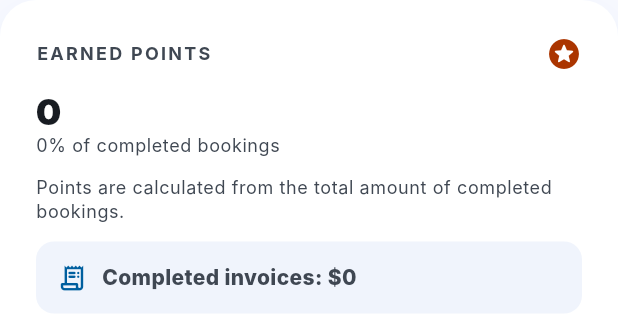
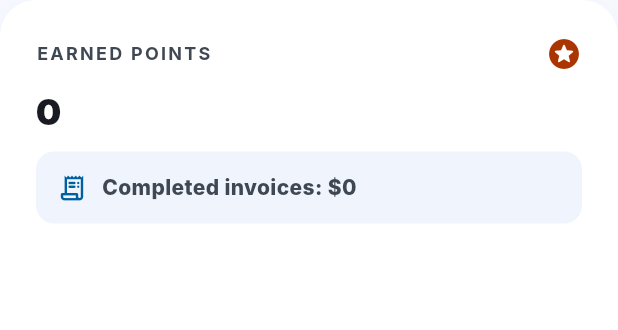
Before and after one commit to tranchienthang30/trip_wise, a Flutter app: the _LoyaltyPointsCard widget shown alone on an empty page, opened directly with empty values, on a phone screen of 412 x 824 dp. Shown: the top 330 px of the screen. Run offline on Flutter 3.47's test engine with Material 3 defaults, Android fonts, the phone set to English and light mode, and no system bars; our stand-ins replace app_links, dio, firebase_auth, firebase_core, firebase_messaging, flutter_local_notifications and 9 more; accounts and stored records are empty; network calls fail; Roboto replaces fonts that are missing (Inter).

Commit message:
Remove points-rate explainer from wallet earned points card

```diff
--- a/lib/screens/wallet_loyalty_screen.dart
+++ b/lib/screens/wallet_loyalty_screen.dart
@@ -156,7 +156,6 @@ class _WalletLoyaltyScreenState extends State<WalletLoyaltyScreen> {
             _LoyaltyPointsCard(
               points: data.loyaltyPoints,
               completedInvoiceUsd: data.completedInvoiceUsd,
-              pointsRatePercent: data.pointsRatePercent,
             ),
             const SizedBox(height: 24),
             _TransactionsSection(
@@ -452,12 +451,10 @@ class _LoyaltyPointsCard extends StatelessWidget {
   const _LoyaltyPointsCard({
     required this.points,
     required this.completedInvoiceUsd,
-    required this.pointsRatePercent,
   });
 
   final int points;
   final double completedInvoiceUsd;
-  final double pointsRatePercent;
 
   @override
   Widget build(BuildContext context) {
@@ -502,19 +499,6 @@ class _LoyaltyPointsCard extends StatelessWidget {
             style: textTheme.displaySmall?.copyWith(
               fontWeight: FontWeight.w900,
               letterSpacing: -0.5,
-            ),
-          ),
-          Text(
-            '${pointsRatePercent.toStringAsFixed(0)}% of completed bookings',
-            style: textTheme.bodySmall?.copyWith(
-              color: TripwiseColors.onSurfaceVariant,
-            ),
-          ),
-          const SizedBox(height: 12),
-          Text(
-            'Points are calculated from the total amount of completed bookings.',
-            style: textTheme.bodySmall?.copyWith(
-              color: TripwiseColors.onSurfaceVariant,
             ),
           ),
           const SizedBox(height: 12),
```
